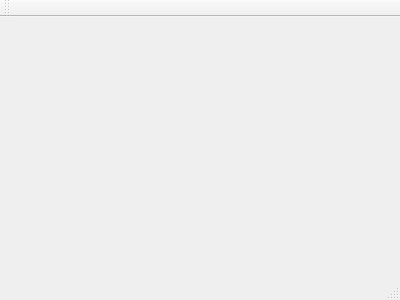
This is mainwindow.ui in xuruoyu/untitled as Qt 5 draws it before an edit. The edited form follows.
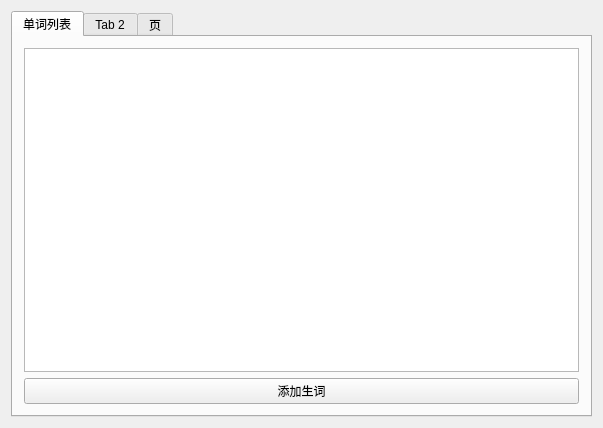
This is the edited form.

The edit to the form file:
```diff
--- a/mainwindow.ui
+++ b/mainwindow.ui
@@ -1,24 +1,67 @@
 <ui version="4.0">
  <class>MainWindow</class>
- <widget class="QMainWindow" name="MainWindow" >
-  <property name="geometry" >
+ <widget class="QMainWindow" name="MainWindow">
+  <property name="geometry">
    <rect>
     <x>0</x>
     <y>0</y>
-    <width>400</width>
-    <height>300</height>
+    <width>603</width>
+    <height>428</height>
    </rect>
   </property>
   <property name="windowTitle" >
    <string>MainWindow</string>
   </property>
-  <widget class="QMenuBar" name="menuBar" />
-  <widget class="QToolBar" name="mainToolBar" />
-  <widget class="QWidget" name="centralWidget" />
-  <widget class="QStatusBar" name="statusBar" />
+  <widget class="QWidget" name="centralWidget">
+   <layout class="QGridLayout" name="gridLayout">
+    <item row="0" column="0">
+     <widget class="QTabWidget" name="tabWidget">
+      <property name="currentIndex">
+       <number>0</number>
+      </property>
+      <widget class="QWidget" name="word_list">
+       <attribute name="title">
+        <string>单词列表</string>
+       </attribute>
+       <layout class="QGridLayout" name="gridLayout_2">
+        <item row="0" column="0">
+         <widget class="QTableWidget" name="tableWidget"/>
+        </item>
+        <item row="1" column="0">
+         <widget class="QPushButton" name="pushButton">
+          <property name="text">
+           <string>添加生词</string>
+          </property>
+         </widget>
+        </item>
+       </layout>
+      </widget>
+      <widget class="QWidget" name="tab_2">
+       <attribute name="title">
+        <string>Tab 2</string>
+       </attribute>
+      </widget>
+      <widget class="QWidget" name="tab_3">
+       <attribute name="title">
+        <string>页</string>
+       </attribute>
+      </widget>
+     </widget>
+    </item>
+   </layout>
+  </widget>
+  <widget class="QMenuBar" name="menuBar">
+   <property name="geometry">
+    <rect>
+     <x>0</x>
+     <y>0</y>
+     <width>603</width>
+     <height>22</height>
+    </rect>
+   </property>
+  </widget>
  </widget>
- <layoutDefault spacing="6" margin="11" />
- <pixmapfunction></pixmapfunction>
+ <layoutdefault spacing="6" margin="11"/>
  <resources/>
  <connections/>
 </ui>
```
Left out of the diff: 3 changed lines with no effect on the pictures.
